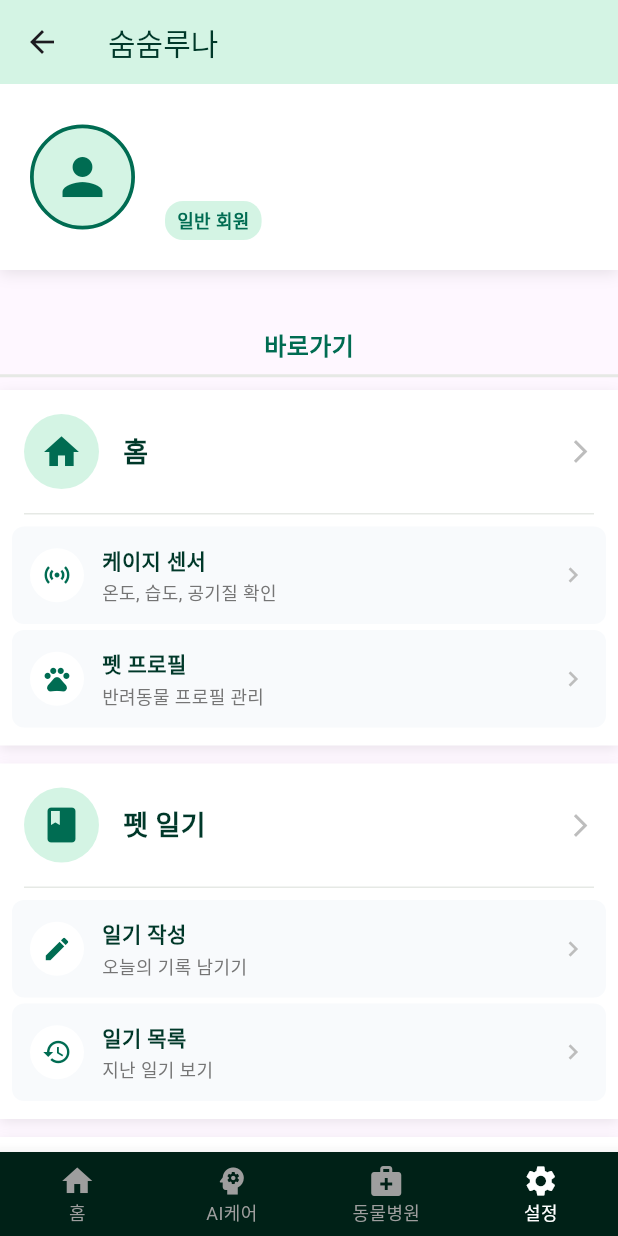
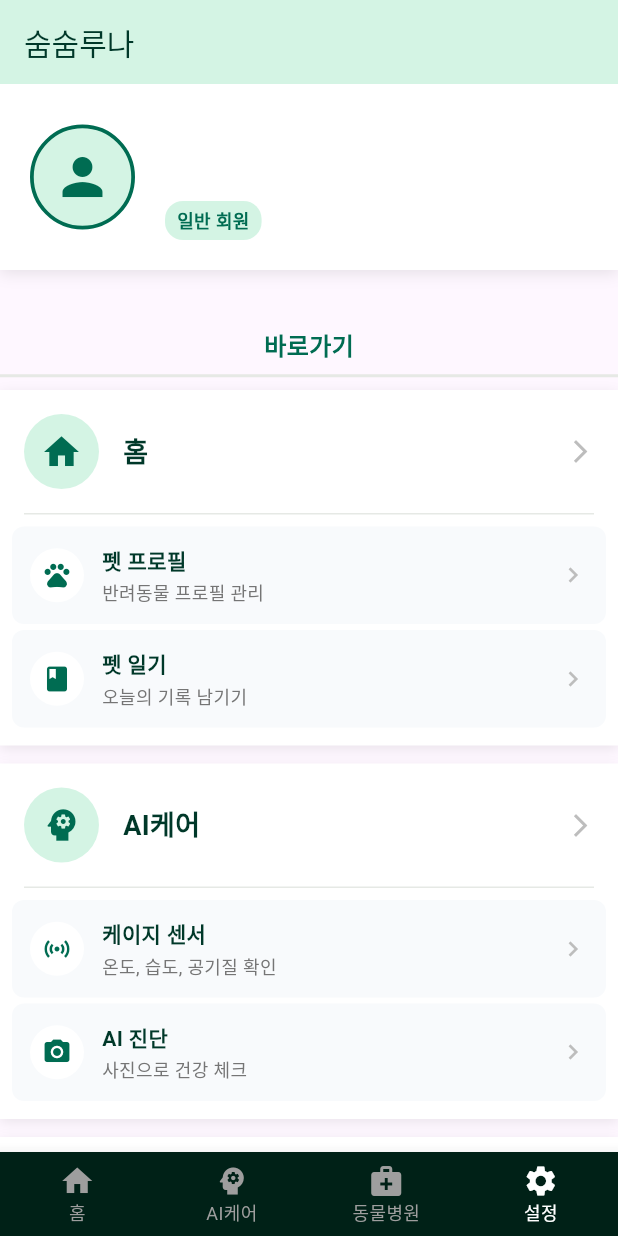
Before and after one commit to bsljm2002/pet, a Flutter app: the MainScreen screen opened by its route, item 4 of the bottom bar chosen, on a phone screen of 412 x 824 dp. Run offline on Flutter 3.47's test engine with Material 3 defaults, Android fonts, the phone set to English and light mode, and no system bars; our stand-ins replace image_picker, table_calendar; missing offline and left inert: kpostal; accounts and stored records are empty; network calls fail.

Commit message:
메인페이지에 뒤로가기 제거

```diff
--- a/front/main/lib/main.dart
+++ b/front/main/lib/main.dart
@@ -86,7 +86,7 @@ class _MainScreenState extends State<MainScreen> {
   @override
   Widget build(BuildContext context) {
     return Scaffold(
-      appBar: CustomAppBar(), // 상단 앱 바
+      appBar: CustomAppBar(showBackButton: false), // 상단 앱 바 (메인 화면에서는 뒤로가기 버튼 숨김)
       body: _screens[_currentIndex], // 현재 선택된 탭의 화면을 표시
       bottomNavigationBar: CustomBottomNav(
         currentIndex: _currentIndex, // 현재 선택된 탭 인덱스 전달
--- a/front/main/lib/screens/settings_screen.dart
+++ b/front/main/lib/screens/settings_screen.dart
@@ -5,6 +5,7 @@ import '../services/auth_service.dart';
 import '../models/user.dart';
 import '../main.dart';
 import 'login_screen.dart';
+import 'community_screen.dart';
 
 // 설정 화면
 // 사용자 프로필, 바로가기 메뉴, 로그아웃 기능 제공
@@ -165,22 +166,22 @@ class _SettingsScreenState extends State<SettingsScreen> {
       width: double.infinity,
       child: Column(
         children: [
-          // 홈 섹션
+          // 홈 섹션 (펫 프로필 + 펫 일기)
           _buildExpandableShortcutCard(
             context,
             icon: Icons.home,
             title: '홈',
             items: [
               {
-                'icon': Icons.sensors,
-                'title': '케이지 센서',
-                'subtitle': '온도, 습도, 공기질 확인',
+                'icon': Icons.pets,
+                'title': '펫 프로필',
+                'subtitle': '반려동물 프로필 관리',
                 'tabIndex': 0,
               },
               {
-                'icon': Icons.pets,
-                'title': '펫 프로필',
-                'subtitle': '반려동물 프로필 관리',
+                'icon': Icons.book,
+                'title': '펫 일기',
+                'subtitle': '오늘의 기록 남기기',
                 'tabIndex': 0,
               },
             ],
@@ -188,49 +189,26 @@ class _SettingsScreenState extends State<SettingsScreen> {
           ),
           SizedBox(height: 12),
 
-          // 펫 일기 섹션
+          // AI케어 섹션 (케이지 + AI 진단)
           _buildExpandableShortcutCard(
             context,
-            icon: Icons.book,
-            title: '펫 일기',
+            icon: Icons.psychology,
+            title: 'AI케어',
             items: [
               {
-                'icon': Icons.create,
-                'title': '일기 작성',
-                'subtitle': '오늘의 기록 남기기',
+                'icon': Icons.sensors,
+                'title': '케이지 센서',
+                'subtitle': '온도, 습도, 공기질 확인',
                 'tabIndex': 1,
               },
               {
-                'icon': Icons.history,
-                'title': '일기 목록',
-                'subtitle': '지난 일기 보기',
+                'icon': Icons.camera_alt,
+                'title': 'AI 진단',
+                'subtitle': '사진으로 건강 체크',
                 'tabIndex': 1,
               },
             ],
             mainTabIndex: 1,
-          ),
-          SizedBox(height: 12),
-
-          // AI 진단 섹션
-          _buildExpandableShortcutCard(
-            context,
-            icon: Icons.medical_services,
-            title: 'AI 진단',
-            items: [
-              {
-                'icon': Icons.camera_alt,
-                'title': '증상 촬영',
-                'subtitle': '사진으로 건강 체크',
-                'tabIndex': 2,
-              },
-              {
-                'icon': Icons.history_edu,
-                'title': '진단 기록',
-                'subtitle': '이전 진단 결과 확인',
-                'tabIndex': 2,
-              },
-            ],
-            mainTabIndex: 2,
           ),
           SizedBox(height: 12),
 
@@ -244,23 +222,27 @@ class _SettingsScreenState extends State<SettingsScreen> {
                 'icon': Icons.search,
                 'title': '병원 찾기',
                 'subtitle': '근처 동물병원 검색',
-                'tabIndex': 3,
+                'tabIndex': 2,
               },
               {
                 'icon': Icons.calendar_today,
                 'title': '예약 관리',
                 'subtitle': '병원 예약 확인',
-                'tabIndex': 3,
+                'tabIndex': 2,
               },
               {
                 'icon': Icons.chat,
                 'title': '상담 신청',
                 'subtitle': '온라인 상담 요청',
-                'tabIndex': 3,
+                'tabIndex': 2,
               },
             ],
-            mainTabIndex: 3,
+            mainTabIndex: 2,
           ),
+          SizedBox(height: 12),
+
+          // 커뮤니티 섹션
+          _buildCommunityCard(context),
         ],
       ),
     );
@@ -478,6 +460,89 @@ class _SettingsScreenState extends State<SettingsScreen> {
     }
   }
 
+  /// 커뮤니티 카드 (별도 화면으로 이동)
+  Widget _buildCommunityCard(BuildContext context) {
+    return GestureDetector(
+      onTap: () => _navigateToCommunity(context),
+      child: Container(
+        decoration: BoxDecoration(
+          color: Colors.white,
+          borderRadius: BorderRadius.circular(0),
+          boxShadow: [
+            BoxShadow(
+              color: Colors.black.withValues(alpha: 0.08),
+              blurRadius: 6,
+              offset: Offset(0, 2),
+            ),
+          ],
+        ),
+        child: Container(
+          padding: EdgeInsets.all(16),
+          child: Row(
+            children: [
+              // 아이콘
+              Container(
+                width: 50,
+                height: 50,
+                decoration: BoxDecoration(
+                  shape: BoxShape.circle,
+                  color: Color.fromARGB(255, 212, 244, 228),
+                ),
+                child: Icon(
+                  Icons.forum,
+                  color: Color.fromARGB(255, 0, 108, 82),
+                  size: 28,
+                ),
+              ),
+              SizedBox(width: 16),
+
+              // 타이틀과 설명
+              Expanded(
+                child: Column(
+                  crossAxisAlignment: CrossAxisAlignment.start,
+                  children: [
+                    Text(
+                      '커뮤니티',
+                      style: TextStyle(
+                        fontSize: 18,
+                        fontWeight: FontWeight.bold,
+                        color: Color.fromARGB(255, 0, 56, 41),
+                      ),
+                    ),
+                    SizedBox(height: 4),
+                    Text(
+                      '반려동물 정보를 공유하고 소통해보세요',
+                      style: TextStyle(
+                        fontSize: 13,
+                        color: Colors.grey[600],
+                      ),
+                    ),
+                  ],
+                ),
+              ),
+
+              // 화살표 아이콘
+              Icon(
+                Icons.arrow_forward_ios,
+                color: Colors.grey[400],
+                size: 18,
+              ),
+            ],
+          ),
+        ),
+      ),
+    );
+  }
+
+  /// 커뮤니티로 이동
+  void _navigateToCommunity(BuildContext context) {
+    Navigator.of(context).push(
+      MaterialPageRoute(
+        builder: (context) => CommunityScreen(),
+      ),
+    );
+  }
+
   /// 탭 이동 처리
   void _navigateToTab(BuildContext context, int tabIndex) {
     // MainScreen을 새로 생성하여 해당 탭으로 이동
--- a/front/main/lib/widgets/custom_app_bar.dart
+++ b/front/main/lib/widgets/custom_app_bar.dart
@@ -6,11 +6,18 @@ import 'package:flutter/material.dart';
 // PreferredSizeWidget을 구현하여 Scaffold의 appBar 속성에 사용 가능
 // 앱 전체에서 일관된 상단 바 디자인을 제공
 class CustomAppBar extends StatelessWidget implements PreferredSizeWidget {
-  const CustomAppBar({Key? key}) : super(key: key);
+  final bool showBackButton; // 뒤로가기 버튼 표시 여부
+
+  const CustomAppBar({Key? key, this.showBackButton = true}) : super(key: key);
 
   @override
   Widget build(BuildContext context) {
+    // 현재 페이지가 네비게이션 스택에서 첫 번째인지 확인
+    final canPop = Navigator.of(context).canPop();
+
     return AppBar(
+      // 뒤로가기 버튼 제어
+      automaticallyImplyLeading: showBackButton && canPop,
       // 앱 타이틀 표시
       title: Text(
         '숨숨루나', // 앱 이름
```
Also changed, not shown: front/main/lib/screens/community_screen.dart (added, +453 -0 lines), front/main/lib/screens/pet_diary_screen.dart (+11 -7 lines).
